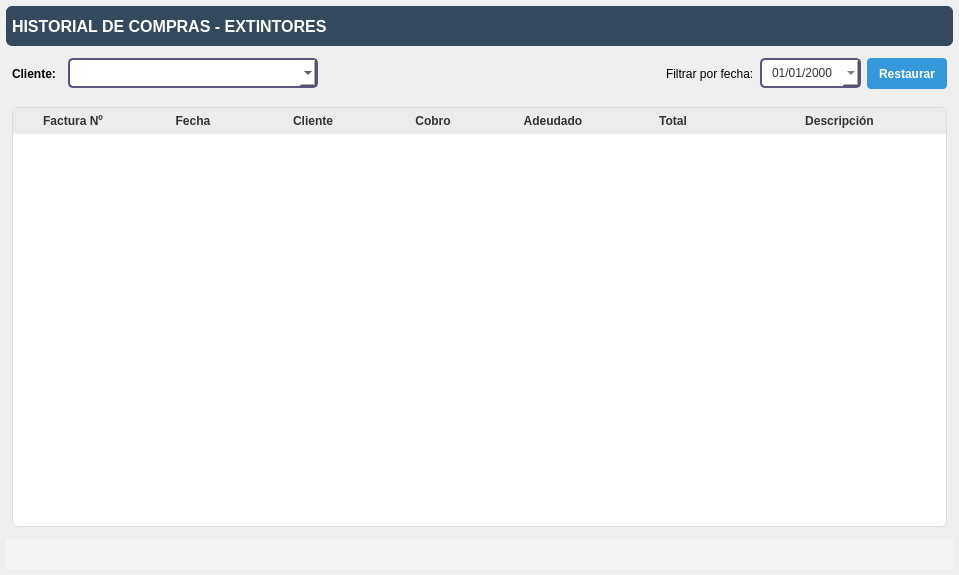
This is resources/ui/hist_tab.ui in Julian2455/beatmat as Qt 5 draws it before an edit. The edited form follows.
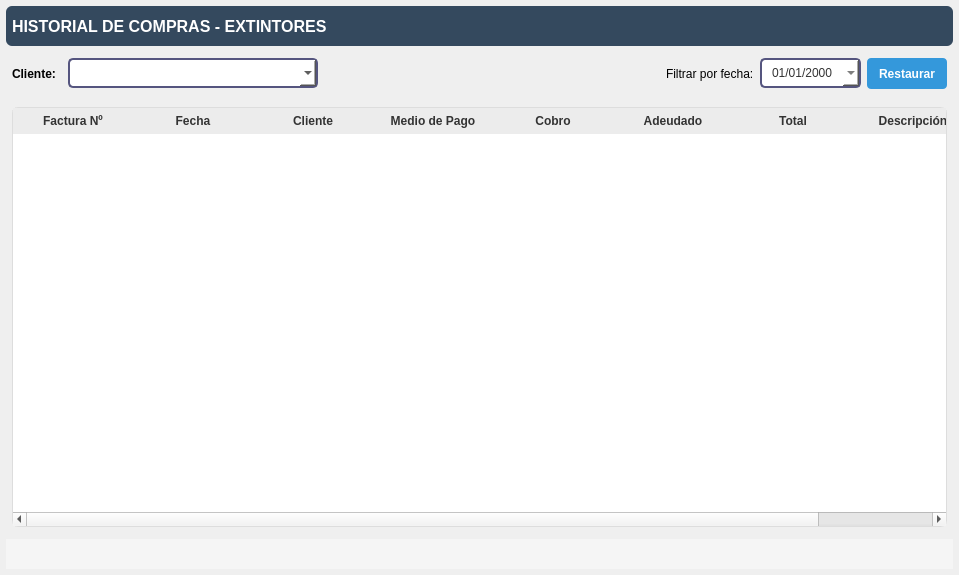
This is the edited form. Icons and pictures are not drawn.

Commit message: medios de pago, grafico y correccion de errores

Diff of the .ui file:
```diff
--- a/resources/ui/hist_tab.ui
+++ b/resources/ui/hist_tab.ui
@@ -398,6 +398,11 @@
           <string>Cliente</string>
          </property>
         </column>
+        <column>
+         <property name="text">
+          <string>Medio de Pago</string>
+         </property>
+        </column>
         <column>
          <property name="text">
           <string>Cobro</string>
```
The commit also changes 16 other files.
